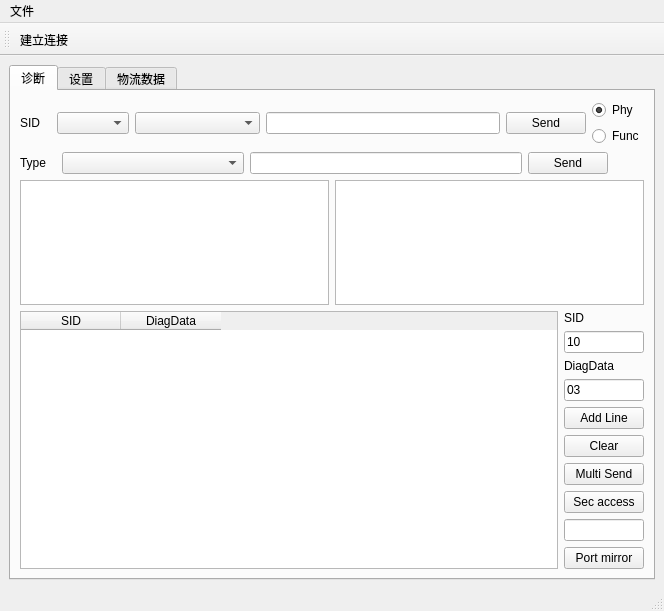
Above: src/DoIP_New_Arch/views/Doip_gui_view.ui from hanojiang/BlogCP before the change. Below: the same form after it.
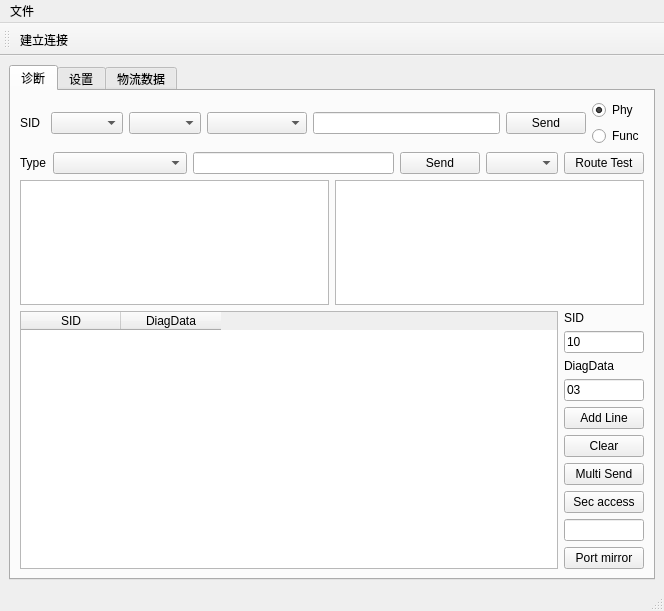
That is the form after the change. Icons and pictures are not drawn.

Commit message: update doip gui app

What changed in the file:
```diff
--- a/src/DoIP_New_Arch/views/Doip_gui_view.ui
+++ b/src/DoIP_New_Arch/views/Doip_gui_view.ui
@@ -30,7 +30,7 @@
        </attribute>
        <layout class="QVBoxLayout" name="verticalLayout_2" stretch="1,1,4,0">
         <item>
-         <layout class="QHBoxLayout" name="horizontalLayout" stretch="2,2,8,15,2,2">
+         <layout class="QHBoxLayout" name="horizontalLayout" stretch="2,2,0,8,15,2,2">
           <item>
            <widget class="QLabel" name="label">
             <property name="text">
@@ -51,6 +51,9 @@
             </property>
            </widget>
           </item>
+          <item>
+           <widget class="QComboBox" name="projectSelectCcomboBox"/>
+          </item>
           <item>
            <widget class="QComboBox" name="ecuSeclectBox"/>
           </item>
@@ -91,7 +94,7 @@
          </layout>
         </item>
         <item>
-         <layout class="QHBoxLayout" name="horizontalLayout_3" stretch="2,10,15,2,2">
+         <layout class="QHBoxLayout" name="horizontalLayout_3" stretch="2,10,15,2,0,0">
           <item>
            <widget class="QLabel" name="label_2">
             <property name="text">
@@ -113,17 +116,14 @@
            </widget>
           </item>
           <item>
-           <spacer name="horizontalSpacer_2">
-            <property name="orientation">
-             <enum>Qt::Horizontal</enum>
+           <widget class="QComboBox" name="canSelectComboBox"/>
+          </item>
+          <item>
+           <widget class="QPushButton" name="diagRouteTestButton">
+            <property name="text">
+             <string>Route Test</string>
             </property>
-            <property name="sizeHint" stdset="0">
-             <size>
-              <width>40</width>
-              <height>20</height>
-             </size>
-            </property>
-           </spacer>
+           </widget>
           </item>
          </layout>
         </item>
```
The commit also changes 5 other files.
